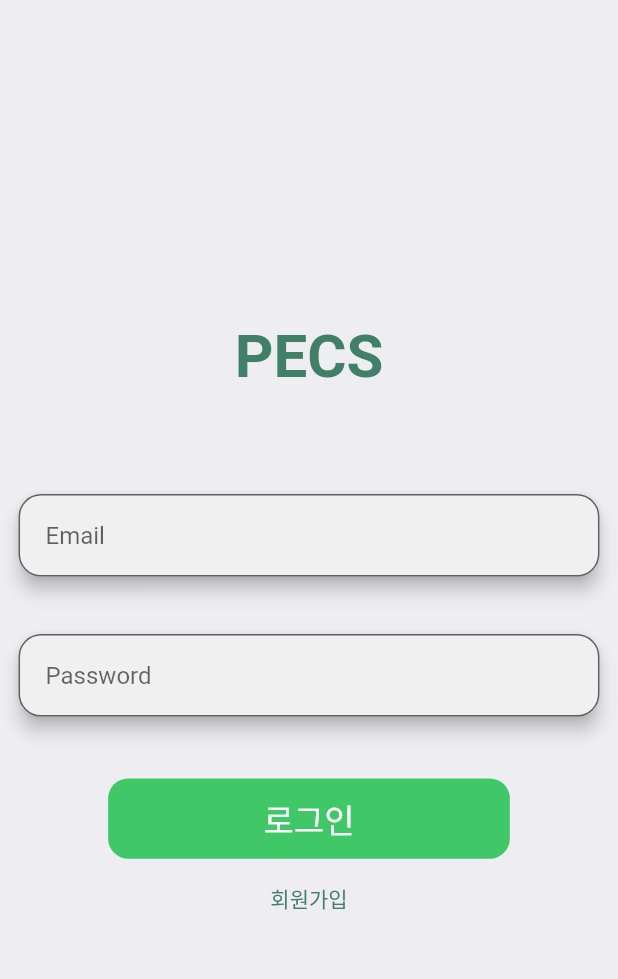
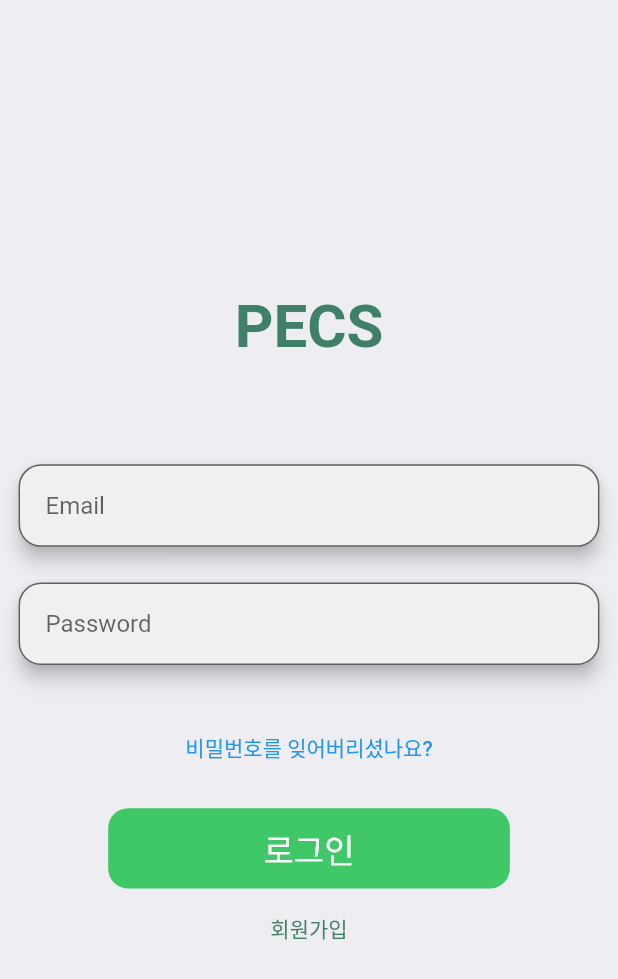
Before and after one commit to omegabunh/PECS, a Flutter app: the screen it shows after launch, on a phone screen of 412 x 824 dp. Shown: the top 979 px of the screen. Run offline on Flutter 3.47's test engine with Material 2 defaults, Android fonts, the phone set to English and light mode, and no system bars; our stand-ins replace cloud_firestore, file_picker, firebase_auth, firebase_core, firebase_storage, flutter_dotenv and 7 more; accounts and stored records are empty.

Commit message:
add forgotPassword pagd

```diff
--- a/lib/main.dart
+++ b/lib/main.dart
@@ -18,6 +18,7 @@ import './pages/splash_page.dart';
 import './pages/login_page.dart';
 import './pages/register_page.dart';
 import './pages/home_page.dart';
+import './pages/forgat_password_page.dart';
 
 //Models
 import './models/theme.dart';
@@ -66,6 +67,7 @@ class MainApp extends StatelessWidget {
             routes: {
               '/login': (BuildContext context) => const LoginPage(),
               '/register': (BuildContext context) => const RegisterPage(),
+              '/password': (BuildContext context) => ForgotPasswordPage(),
               '/home': (BuildContext context) => const HomePage(),
             },
             debugShowCheckedModeBanner: false,
--- a/lib/pages/chat_page.dart
+++ b/lib/pages/chat_page.dart
@@ -6,7 +6,6 @@ import 'package:flutter/material.dart';
 import 'package:provider/provider.dart';
 
 //Widgets
-import '../widgets/top_bar.dart';
 import '../widgets/custom_list_view_tiles.dart';
 import '../widgets/chat_input_fields.dart';
 
--- a/lib/pages/login_page.dart
+++ b/lib/pages/login_page.dart
@@ -64,7 +64,11 @@ class _LoginPageState extends State<LoginPage> {
             ),
             _loginForm(),
             SizedBox(
-              height: _deviceHeight * 0.05,
+              height: _deviceHeight * 0.02,
+            ),
+            _forgotPasswordButton(),
+            SizedBox(
+              height: _deviceHeight * 0.02,
             ),
             _loginButton(),
             SizedBox(
@@ -101,7 +105,9 @@ class _LoginPageState extends State<LoginPage> {
           mainAxisAlignment: MainAxisAlignment.spaceBetween,
           crossAxisAlignment: CrossAxisAlignment.center,
           children: [
-            CustomTextFormField(
+            Flexible(
+              flex: 1,
+              child: CustomTextFormField(
                 onSaved: (value) {
                   setState(() {
                     _email = value;
@@ -114,10 +120,13 @@ class _LoginPageState extends State<LoginPage> {
                 message: '이메일을 입력해주십시요.',
                 type: TextInputType.emailAddress,
               ),
+            ),
             const SizedBox(
               height: 5,
             ),
-            CustomTextFormField(
+            Flexible(
+              flex: 1,
+              child: CustomTextFormField(
                 onSaved: (value) {
                   setState(() {
                     _password = value;
@@ -128,6 +137,10 @@ class _LoginPageState extends State<LoginPage> {
                 obscureText: true,
                 message: '비밀번호 8자리 이상 입력해주십시요.',
                 type: TextInputType.visiblePassword,
+              ),
+            ),
+            const SizedBox(
+              height: 5,
             ),
           ],
         ),
@@ -149,6 +162,15 @@ class _LoginPageState extends State<LoginPage> {
     );
   }
 
+  Widget _forgotPasswordButton() {
+    return TextButton(
+      onPressed: () => _navigation.navigateToRoute('/password'),
+      child: const Text(
+        '비밀번호를 잊어버리셨나요?',
+      ),
+    );
+  }
+
   Widget _registerAccountLink() {
     return GestureDetector(
       onTap: () => _navigation.navigateToRoute('/register'),
--- a/lib/pages/user_page.dart
+++ b/lib/pages/user_page.dart
@@ -139,7 +139,7 @@ class _UserPageState extends State<UserPage> {
           ),
         );
       },
-      text: "프로필 편집",
+      text: "프로필 수정",
       leftIcon: const Icon(
         Icons.app_registration_outlined,
         color: Colors.black45,
```
Also changed, not shown: lib/pages/forgat_password_page.dart (added, +100 -0 lines), lib/providers/authentication_provider.dart (+44 -0 lines). Lines whose indentation alone changed are shown as unchanged.
